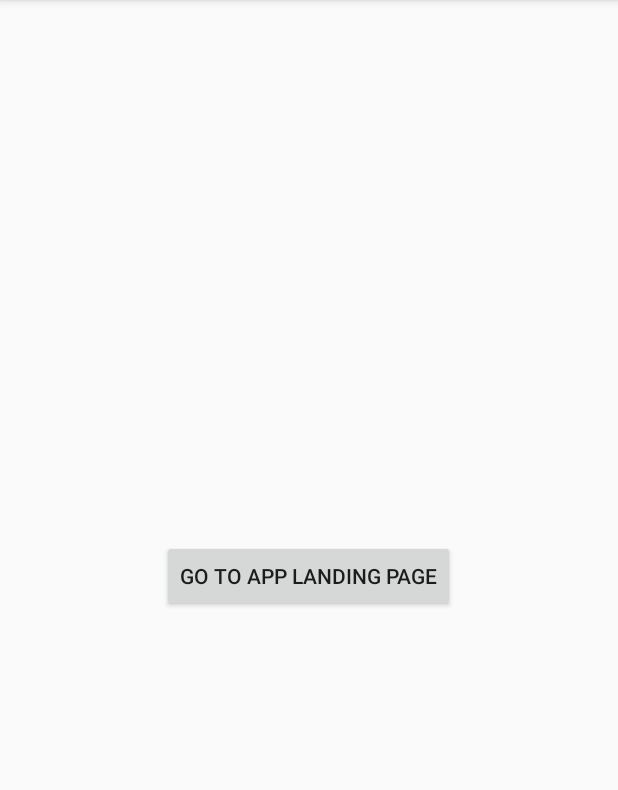
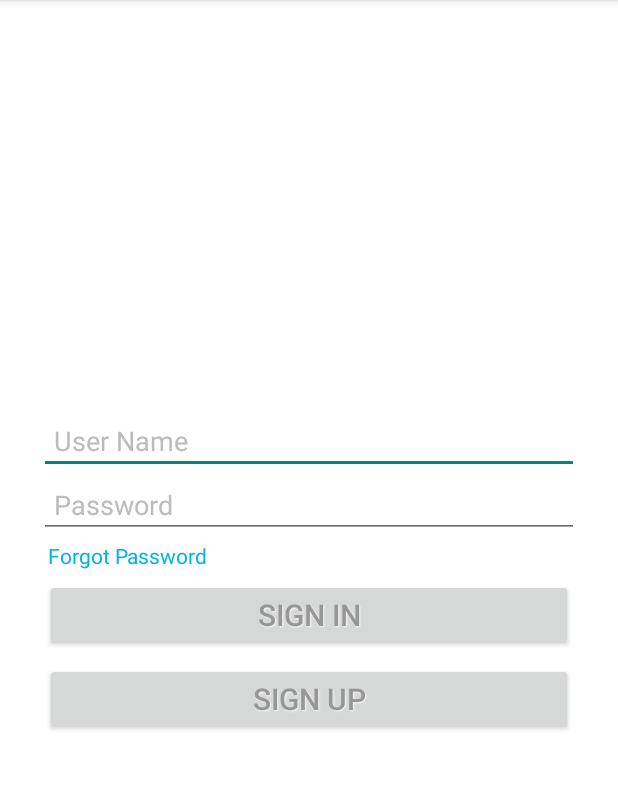
Before and after one commit to GorePradnyesh/Faro, an Android app: the screen it shows after launch (MainActivity), on a phone screen of 412 x 824 dp, the part 84-874 px from its top. Run offline under Robolectric (Android 15) with nearby library versions, the phone set to English and light mode, and no system bars.

Commit message:
Adding login page

```diff
--- a/Frontend/app/src/main/java/com/faroapp/MainActivity.java
+++ b/Frontend/app/src/main/java/com/faroapp/MainActivity.java
@@ -19,10 +19,10 @@ public class MainActivity extends ActionBarActivity {
         super.onCreate(savedInstanceState);
         setContentView(R.layout.activity_main);
 
-        final Button AppLandingPageBtn = (Button)findViewById(R.id.AppLandingPageBtn);
+        final Button signIn = (Button)findViewById(R.id.btnSignIn);
 
-        if(AppLandingPageBtn != null) {
-            AppLandingPageBtn.setOnClickListener(new View.OnClickListener() {
+        if(signIn != null) {
+            signIn.setOnClickListener(new View.OnClickListener() {
                 @Override
                 public void onClick(View v) {
                     Intent I = new Intent(MainActivity.this, AppLandingPage.class);
--- a/Frontend/app/src/main/res/layout-v14/activity_main.xml
+++ b/Frontend/app/src/main/res/layout-v14/activity_main.xml
@@ -1,18 +1,63 @@
 <RelativeLayout xmlns:android="http://schemas.android.com/apk/res/android"
     xmlns:tools="http://schemas.android.com/tools"
-    android:layout_width="fill_parent"
+    android:layout_width="match_parent"
     android:layout_height="match_parent"
-    android:orientation="vertical"
-    tools:context=".MainActivity">
+    android:paddingBottom="@dimen/activity_vertical_margin"
+    android:paddingLeft="@dimen/activity_horizontal_margin"
+    android:paddingRight="@dimen/activity_horizontal_margin"
+    android:paddingTop="@dimen/activity_vertical_margin"
+    tools:context=".MainActivity"
 
+    android:background="#ffffff">
 
-    <Button
-        android:layout_width="wrap_content"
+    <LinearLayout
+        android:orientation="vertical"
+        android:layout_width="match_parent"
         android:layout_height="wrap_content"
-        android:text="Go to App Landing Page"
-        android:id="@+id/AppLandingPageBtn"
-        android:layout_centerVertical="true"
-        android:layout_centerHorizontal="true" />
+        android:layout_centerInParent="true"
+        android:padding="10dp" >
 
+        <EditText
+            android:id="@+id/userName"
+            android:layout_width="match_parent"
+            android:layout_height="wrap_content"
+            android:layout_marginTop="-2dp"
+            android:padding="10dp"
+            android:hint="User Name"
+            android:textColorHint="#bbbbbb" />
+        <EditText
+            android:id="@+id/password"
+            android:layout_width="match_parent"
+            android:layout_height="wrap_content"
+            android:layout_marginTop="-2dp"
+            android:padding="10dp"
+            android:hint="Password"
+            android:textColorHint="#bbbbbb"
+            android:password="true" />
+        <TextView
+            android:id="@+id/forgotPassword"
+            android:layout_width="match_parent"
+            android:layout_height="wrap_content"
+            android:padding="2dp"
+            android:textColor="#00B2EE"
+            android:layout_marginLeft="4dp"
+            android:text="@string/forgot_password" />
+        <Button
+            android:id="@+id/btnSignIn"
+            android:layout_width="match_parent"
+            android:layout_height="wrap_content"
+            android:padding="10dp"
+            android:layout_margin="4dp"
+            android:text="Sign In"
+            style="@style/DefaultButtonText" />
+        <Button
+            android:id="@+id/btnSignUp"
+            android:layout_width="match_parent"
+            android:layout_height="wrap_content"
+            android:padding="10dp"
+            android:layout_margin="4dp"
+            android:text="Sign Up"
+            style="@style/DefaultButtonText" />
+    </LinearLayout>
 
 </RelativeLayout>
--- a/Frontend/app/src/main/res/values/strings.xml
+++ b/Frontend/app/src/main/res/values/strings.xml
@@ -17,5 +17,19 @@
     <string name="title_activity_poll_landing_page">PollLandingPage</string>
     <string name="hello_world">Hello world!</string>
     <string name="title_activity_create_new_poll">CreateNewPoll</string>
+    <string name="forgot_password">Forgot Password</string>
 
+    <style name="DefaultButtonText">
+        <item name="android:layout_width">fill_parent</item>
+        <item name="android:layout_height">wrap_content</item>
+        <item name="android:textColor">#979797</item>
+        <item name="android:gravity">center</item>
+        <item name="android:layout_margin">3dp</item>
+        <item name="android:textStyle">normal</item>
+        <item name="android:textSize">20sp</item>
+        <item name="android:shadowColor">#f9f9f9</item>
+        <item name="android:shadowDx">1</item>
+        <item name="android:shadowDy">1</item>
+        <item name="android:shadowRadius">1</item>
+    </style>
 </resources>
```
